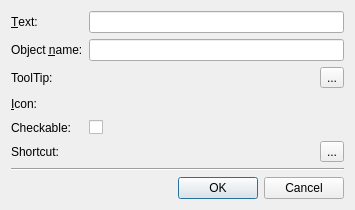
First picture: the form in tools/designer/src/lib/shared/newactiondialog.ui, repository qt/qt, before the edit.
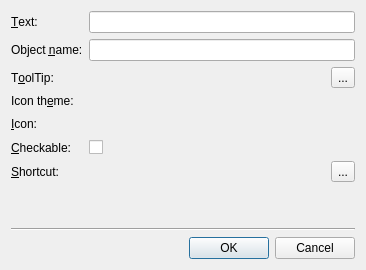
Second picture: the form after the edit. Custom widgets are drawn as their Qt base class.

Commit message:
Designer/uic: Start on support for QIcon::fromTheme().
Schemas: Add "theme" attribute to <iconset> element of the UI format.

uic: Extend it to generate the code for icons with themes and/or resource
paths, add auto-test for it.

Designer: Add 'theme'-member to PropertySheetIconValue + convenience
functions including subproperty mask handling and simplify the existing
code. Add new class IconThemeEditor to be used in action editor dialog and
property editor. Theme names can now be specified in the action editor
dialog.

Task-number: QTBUG-7777

Patch:
```diff
--- a/tools/designer/src/lib/shared/newactiondialog.ui
+++ b/tools/designer/src/lib/shared/newactiondialog.ui
@@ -42,6 +42,14 @@
 *********************************************************************</comment>
  <class>qdesigner_internal::NewActionDialog</class>
  <widget class="QDialog" name="qdesigner_internal::NewActionDialog">
+  <property name="geometry">
+   <rect>
+    <x>0</x>
+    <y>0</y>
+    <width>366</width>
+    <height>270</height>
+   </rect>
+  </property>
   <property name="windowTitle">
    <string>New Action...</string>
   </property>
@@ -81,7 +89,7 @@
      <item row="1" column="1">
       <widget class="QLineEdit" name="editObjectName"/>
      </item>
-     <item row="3" column="0">
+     <item row="4" column="0">
       <widget class="QLabel" name="iconLabel">
        <property name="text">
         <string>&amp;Icon:</string>
@@ -91,7 +99,7 @@
        </property>
       </widget>
      </item>
-     <item row="3" column="1">
+     <item row="4" column="1">
       <layout class="QHBoxLayout" name="horizontalLayout">
        <item>
         <widget class="qdesigner_internal::IconSelector" name="iconSelector" native="true"/>
@@ -111,31 +119,40 @@
        </item>
       </layout>
      </item>
-     <item row="5" column="0">
+     <item row="6" column="0">
       <widget class="QLabel" name="shortcutLabel">
        <property name="text">
-        <string>Shortcut:</string>
+        <string>&amp;Shortcut:</string>
+       </property>
+       <property name="buddy">
+        <cstring>keySequenceEdit</cstring>
        </property>
       </widget>
      </item>
-     <item row="4" column="1">
+     <item row="5" column="1">
       <widget class="QCheckBox" name="checkableCheckBox">
        <property name="text">
         <string/>
        </property>
       </widget>
      </item>
-     <item row="4" column="0">
+     <item row="5" column="0">
       <widget class="QLabel" name="checkableLabel">
        <property name="text">
-        <string>Checkable:</string>
+        <string>&amp;Checkable:</string>
+       </property>
+       <property name="buddy">
+        <cstring>checkableCheckBox</cstring>
        </property>
       </widget>
      </item>
      <item row="2" column="0">
       <widget class="QLabel" name="toolTipLabel">
        <property name="text">
-        <string>ToolTip:</string>
+        <string>T&amp;oolTip:</string>
+       </property>
+       <property name="buddy">
+        <cstring>tooltipEditor</cstring>
        </property>
       </widget>
      </item>
@@ -160,7 +177,7 @@
        </item>
       </layout>
      </item>
-     <item row="5" column="1">
+     <item row="6" column="1">
       <layout class="QHBoxLayout" name="keysequenceLayout">
        <item>
         <widget class="QtKeySequenceEdit" name="keySequenceEdit" native="true">
@@ -181,6 +198,19 @@
        </item>
       </layout>
      </item>
+     <item row="3" column="0">
+      <widget class="QLabel" name="iconThemeLabel">
+       <property name="text">
+        <string>Icon th&amp;eme:</string>
+       </property>
+       <property name="buddy">
+        <cstring>iconThemeEditor</cstring>
+       </property>
+      </widget>
+     </item>
+     <item row="3" column="1">
+      <widget class="qdesigner_internal::IconThemeEditor" name="iconThemeEditor" native="true"/>
+     </item>
     </layout>
    </item>
    <item>
@@ -234,6 +264,12 @@
    <header>textpropertyeditor_p.h</header>
    <container>1</container>
   </customwidget>
+  <customwidget>
+   <class>qdesigner_internal::IconThemeEditor</class>
+   <extends>QWidget</extends>
+   <header>iconselector_p.h</header>
+   <container>1</container>
+  </customwidget>
  </customwidgets>
  <tabstops>
   <tabstop>editActionText</tabstop>
```
The commit also changes 18 other files.
